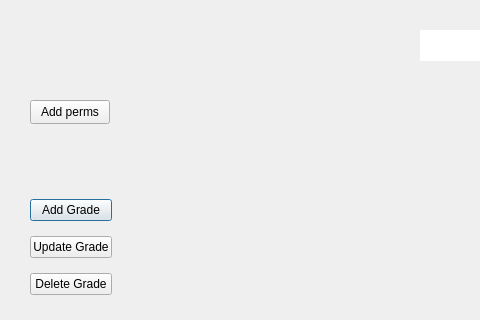
Before: the Qt Designer form brainstorm/brainstorm/forms/loggedInWindow.ui in codingburgas/school-project-assignment-codex, drawn with Qt 5; both pictures show x 0 to 480 and y 0 to 320 of the 1280 by 720 pixel window.
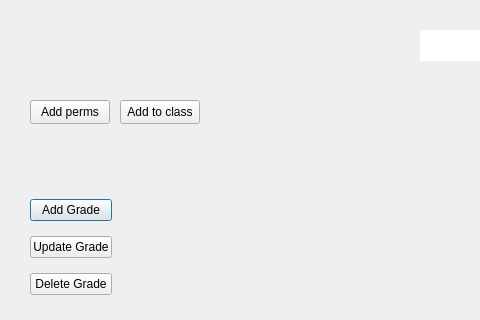
After: the same form once the commit is applied. The open tabs and pages were chosen to show the change.

Commit message: Add class organization system

```diff
--- a/brainstorm/brainstorm/forms/loggedInWindow.ui
+++ b/brainstorm/brainstorm/forms/loggedInWindow.ui
@@ -168,6 +168,19 @@
       <string>Add perms</string>
      </property>
     </widget>
+    <widget class="QPushButton" name="pushButtonAddToGrade">
+     <property name="geometry">
+      <rect>
+       <x>120</x>
+       <y>100</y>
+       <width>80</width>
+       <height>24</height>
+      </rect>
+     </property>
+     <property name="text">
+      <string>Add to class</string>
+     </property>
+    </widget>
    </widget>
   </widget>
  </widget>
```
The commit also changes 7 other files.
